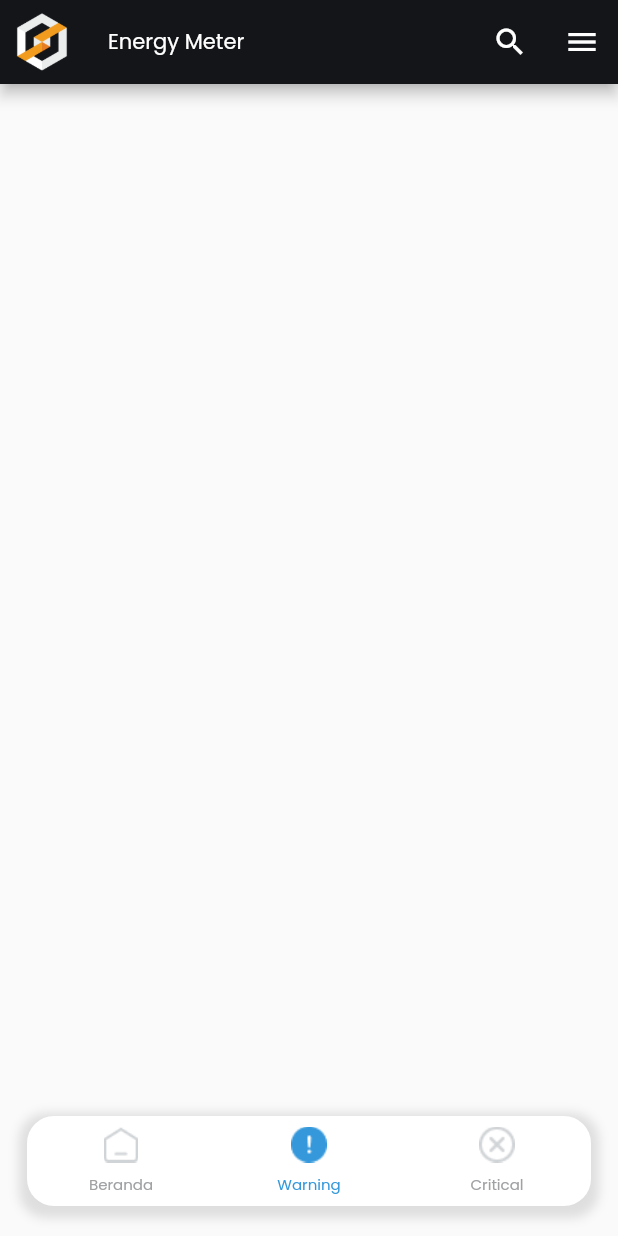
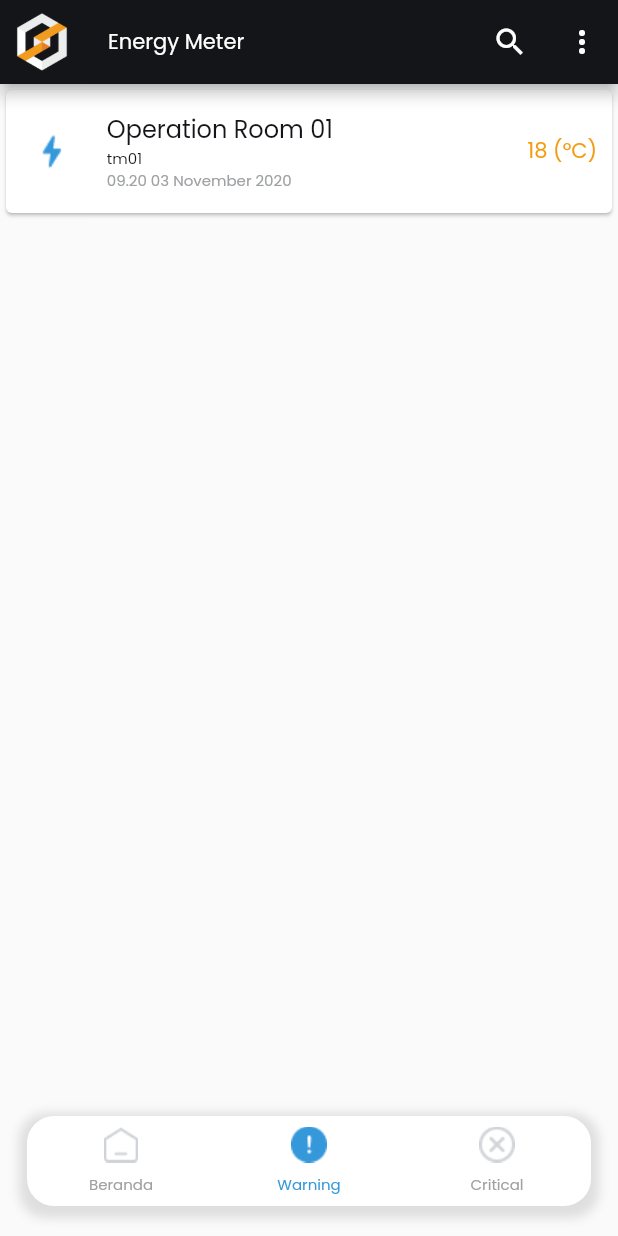
Before and after one commit to Azizalfauzi/energy_meter_app, a Flutter app: the screen it shows after launch, swiped to page 2, on a phone screen of 412 x 824 dp. Run offline on Flutter 3.47's test engine with Material 2 defaults, Android fonts, the phone set to English and light mode, and no system bars; our stand-ins replace another_flushbar, bloc, equatable, google_fonts.

Commit message:
finishing layout critical page and warning page

```diff
--- a/lib/views/pages/home_page.dart
+++ b/lib/views/pages/home_page.dart
@@ -40,7 +40,7 @@ class _HomePageState extends State<HomePage> {
           IconButton(
             onPressed: () {},
             icon: const Icon(
-              Icons.menu,
+              Icons.more_vert,
               color: kFourthColor,
             ),
           ),
--- a/lib/views/pages/warning_page.dart
+++ b/lib/views/pages/warning_page.dart
@@ -40,12 +40,65 @@ class _WarningPageState extends State<WarningPage> {
           IconButton(
             onPressed: () {},
             icon: const Icon(
-              Icons.menu,
+              Icons.more_vert,
               color: kFourthColor,
             ),
           ),
         ],
       ),
+      body: SafeArea(
+        child: SingleChildScrollView(
+          child: Column(
+            children: [
+              Card(
+                child: ListTile(
+                  contentPadding: const EdgeInsets.all(10.0),
+                  leading: Container(
+                    height: MediaQuery.of(context).size.height / 20,
+                    width: MediaQuery.of(context).size.width / 10,
+                    decoration: const BoxDecoration(
+                      image: DecorationImage(
+                        image: AssetImage(
+                          'assets/ic_voltage.png',
+                        ),
+                      ),
+                    ),
+                  ),
+                  title: Text(
+                    'Operation Room 01',
+                    style: blackTextStyleInter,
+                  ),
+                  subtitle: Column(
+                    crossAxisAlignment: CrossAxisAlignment.start,
+                    children: [
+                      Text(
+                        'tm01',
+                        style: blackTextStyleInter.copyWith(
+                          fontSize: 10,
+                        ),
+                      ),
+                      Text(
+                        '09.20 03 November 2020',
+                        style: greyTextStyleInter.copyWith(
+                          fontSize: 10,
+                        ),
+                      ),
+                    ],
+                  ),
+                  trailing: Text(
+                    '18 (°C)',
+                    style: blackTextStyleInter.copyWith(
+                      color: const Color(
+                        0xffF39C12,
+                      ),
+                    ),
+                  ),
+                ),
+              ),
+            ],
+          ),
+        ),
+      ),
     );
   }
 }
```
Also changed, not shown: lib/views/pages/critical_page.dart (+53 -1 lines).
